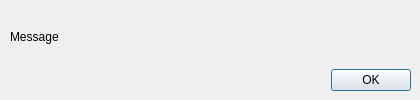
Old version of the form ui/update.ui in the repository gitter-badger/simplechatclient.
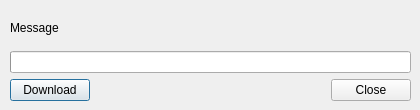
New version of the form. Icons and pictures are not drawn.

```diff
--- a/ui/update.ui
+++ b/ui/update.ui
@@ -7,19 +7,19 @@
     <x>0</x>
     <y>0</y>
     <width>420</width>
-    <height>100</height>
+    <height>110</height>
    </rect>
   </property>
   <property name="minimumSize">
    <size>
     <width>420</width>
-    <height>100</height>
+    <height>110</height>
    </size>
   </property>
   <property name="maximumSize">
    <size>
     <width>420</width>
-    <height>100</height>
+    <height>110</height>
    </size>
   </property>
   <property name="windowTitle">
@@ -35,7 +35,7 @@
      <x>10</x>
      <y>10</y>
      <width>401</width>
-     <height>81</height>
+     <height>91</height>
     </rect>
    </property>
    <layout class="QVBoxLayout" name="verticalLayout">
@@ -53,15 +53,39 @@
      </widget>
     </item>
     <item>
-     <widget class="QDialogButtonBox" name="buttonBox">
-      <property name="standardButtons">
-       <set>QDialogButtonBox::Ok</set>
+     <widget class="QProgressBar" name="progressBar">
+      <property name="maximum">
+       <number>100</number>
       </property>
-      <property name="centerButtons">
+      <property name="value">
+       <number>0</number>
+      </property>
+      <property name="textVisible">
        <bool>false</bool>
       </property>
      </widget>
     </item>
+    <item>
+     <layout class="QHBoxLayout" name="horizontalLayout">
+      <item>
+       <widget class="QPushButton" name="pushButton_download">
+        <property name="text">
+         <string>Download</string>
+        </property>
+       </widget>
+      </item>
+      <item>
+       <widget class="QDialogButtonBox" name="buttonBox">
+        <property name="standardButtons">
+         <set>QDialogButtonBox::Close</set>
+        </property>
+        <property name="centerButtons">
+         <bool>false</bool>
+        </property>
+       </widget>
+      </item>
+     </layout>
+    </item>
    </layout>
   </widget>
  </widget>
```
Left out of the diff: 6 changed lines with no effect on the pictures.
